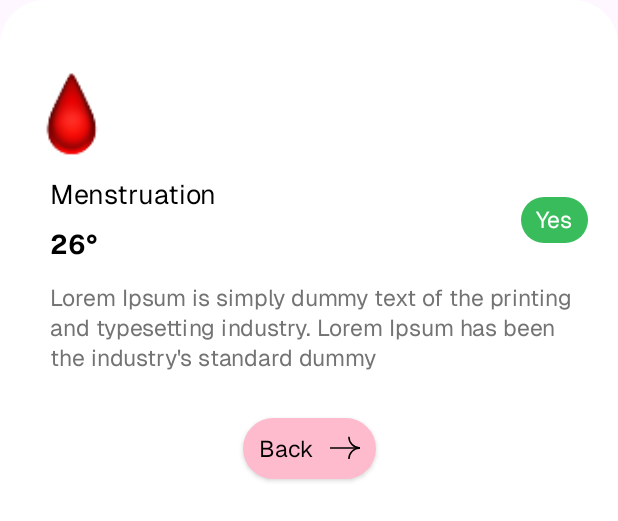
After one commit to AD0608/Basal-Body, an Android app built with Jetpack Compose: the layout activity_details_bottom_sheet_dialog.xml on its own in the app's theme, with its tools: preview values and no code run, on a phone screen of 412 x 824 dp. The commit adds this screen. Shown: the top 521 px of the screen. Run offline under Robolectric (Android 15) with nearby library versions, the phone set to English and light mode, and no system bars; Roboto replaces fonts that are not available here.

Commit message:
Added activity detail popup

```diff
--- a/app/src/main/java/com/basalbody/app/base/BaseBottomSheetDialogFragment.kt
+++ b/app/src/main/java/com/basalbody/app/base/BaseBottomSheetDialogFragment.kt
@@ -142,7 +142,7 @@ abstract class BaseBottomSheetDialogFragment<V : BaseViewModel, B : ViewBinding>
             )
         )
         if (::rootView.isInitialized) {
-            frameLayout?.let { blurRadius(rootView, context = mActivity, it, 8f) }
+            frameLayout?.let { blurRadius(rootView, context = mActivity, it, 15f) }
         }
 
         val blurViewLayoutParams = FrameLayout.LayoutParams(
@@ -153,8 +153,6 @@ abstract class BaseBottomSheetDialogFragment<V : BaseViewModel, B : ViewBinding>
             ConstraintLayout.LayoutParams.MATCH_PARENT,
             ConstraintLayout.LayoutParams.WRAP_CONTENT
         )
-        layoutParam.rightMargin = CommonUtils.dpToPx(mActivity, 24)
-        layoutParam.leftMargin = CommonUtils.dpToPx(mActivity, 24)
         binding.root.layoutParams = layoutParam
 
         requireActivity().addContentView(frameLayout, blurViewLayoutParams)
--- /dev/null
+++ b/app/src/main/java/com/basalbody/app/ui/home/bottomsheet/ActivityDetailsBottomSheetDialog.kt
@@ -0,0 +1,47 @@
+package com.basalbody.app.ui.home.bottomsheet
+
+import android.view.ViewGroup
+import androidx.fragment.app.FragmentActivity
+import com.basalbody.app.base.BaseBottomSheetDialogFragment
+import com.basalbody.app.databinding.ActivityDetailsBottomSheetDialogBinding
+import com.basalbody.app.extensions.onSafeClick
+import com.basalbody.app.ui.home.viewmodel.HomeViewModel
+import kotlin.reflect.KClass
+
+class ActivityDetailsBottomSheetDialog : BaseBottomSheetDialogFragment<HomeViewModel, ActivityDetailsBottomSheetDialogBinding>(
+    inflate = ActivityDetailsBottomSheetDialogBinding::inflate,
+    isCancel = true,
+    isDraggable = true,
+    isPreventBackButton = false
+) {
+
+    var callBack: (() -> Unit)? = null
+
+    companion object {
+        fun newInstance(
+            rootView: ViewGroup,
+            activity: FragmentActivity,
+            callBack: (() -> Unit)
+        ) = ActivityDetailsBottomSheetDialog().apply {
+            this.rootView = rootView
+            this.mActivity = activity
+            this.callBack = callBack
+        }
+    }
+
+    override val modelClass: KClass<HomeViewModel>
+        get() = HomeViewModel::class
+
+    override fun initControls() {
+
+    }
+
+    override fun setOnClickListener() {
+        binding.apply {
+            btnBack onSafeClick {
+                callBack?.invoke()
+                dismiss()
+            }
+        }
+    }
+}
--- a/app/src/main/java/com/basalbody/app/ui/home/fragment/CalenderFragment.kt
+++ b/app/src/main/java/com/basalbody/app/ui/home/fragment/CalenderFragment.kt
@@ -14,6 +14,7 @@ import com.basalbody.app.extensions.onNoSafeClick
 import com.basalbody.app.extensions.onSafeClick
 import com.basalbody.app.extensions.visible
 import com.basalbody.app.ui.home.adapter.TodaysActivityListAdapter
+import com.basalbody.app.ui.home.bottomsheet.ActivityDetailsBottomSheetDialog
 import com.basalbody.app.ui.home.viewmodel.HomeViewModel
 import com.basalbody.app.utils.BasalTextView
 import com.kizitonwose.calendar.core.CalendarDay
@@ -135,7 +136,9 @@ class CalenderFragment :
     }
 
     private fun onItemClick(item : String) {
+        ActivityDetailsBottomSheetDialog.newInstance(binding.root, requireActivity(), callBack = {
 
+        }).show(requireActivity().supportFragmentManager, "ActivityDetailsBottomSheetDialog")
     }
 }
 
--- a/app/src/main/res/drawable/bottomsheet_bg.xml
+++ b/app/src/main/res/drawable/bottomsheet_bg.xml
@@ -3,6 +3,6 @@
     android:shape="rectangle">
     <solid android:color="@color/white" />
     <corners
-        android:topLeftRadius="@dimen/dp_32"
-        android:topRightRadius="@dimen/dp_32" />
+        android:topLeftRadius="@dimen/dp_30"
+        android:topRightRadius="@dimen/dp_30" />
 </shape>
--- /dev/null
+++ b/app/src/main/res/layout/activity_details_bottom_sheet_dialog.xml
@@ -0,0 +1,98 @@
+<?xml version="1.0" encoding="utf-8"?>
+<androidx.constraintlayout.widget.ConstraintLayout xmlns:android="http://schemas.android.com/apk/res/android"
+    xmlns:app="http://schemas.android.com/apk/res-auto"
+    android:layout_width="match_parent"
+    android:layout_height="wrap_content"
+    android:id="@+id/constraintMain"
+    android:background="@drawable/bottomsheet_bg"
+    android:padding="@dimen/dp_20">
+
+    <androidx.appcompat.widget.AppCompatImageView
+        android:id="@+id/imgActivityIcon"
+        android:layout_width="@dimen/dp_56"
+        android:layout_height="@dimen/dp_56"
+        android:layout_marginTop="@dimen/dp_28"
+        android:src="@drawable/ic_menstruation"
+        app:layout_constraintStart_toStartOf="parent"
+        app:layout_constraintTop_toTopOf="parent" />
+
+    <com.basalbody.app.utils.BasalTextView
+        android:id="@+id/tvActivityTitle"
+        android:layout_width="@dimen/dp_0"
+        android:layout_height="wrap_content"
+        android:layout_marginTop="@dimen/dp_14"
+        android:text="Menstruation"
+        android:layout_marginStart="@dimen/dp_13"
+        android:textColor="@color/black"
+        android:textSize="@dimen/sp_18"
+        android:layout_marginEnd="@dimen/dp_10"
+        app:layout_constraintEnd_toStartOf="@id/tvActivityStatus"
+        app:layout_constraintStart_toStartOf="parent"
+        app:layout_constraintTop_toBottomOf="@id/imgActivityIcon"
+        app:textStyle="normal" />
+
+    <com.basalbody.app.utils.BasalTextView
+        android:id="@+id/tvActivityTemperature"
+        android:layout_width="@dimen/dp_0"
+        android:layout_height="wrap_content"
+        android:layout_marginTop="@dimen/dp_10"
+        android:text="26°"
+        android:textColor="@color/black"
+        android:layout_marginStart="@dimen/dp_13"
+        android:layout_marginEnd="@dimen/dp_10"
+        android:textSize="@dimen/sp_18"
+        app:layout_constraintEnd_toStartOf="@id/tvActivityStatus"
+        app:layout_constraintStart_toStartOf="parent"
+        app:layout_constraintTop_toBottomOf="@id/tvActivityTitle"
+        app:textStyle="bold" />
+
+    <com.basalbody.app.utils.BasalTextView
+        android:id="@+id/tvActivityStatus"
+        android:layout_width="0dp"
+        android:layout_height="wrap_content"
+        android:background="@drawable/bg_rounded_corners"
+        android:backgroundTint="#39BC5C"
+        android:paddingHorizontal="@dimen/dp_10"
+        android:paddingVertical="@dimen/dp_5"
+        android:text="Yes"
+        android:textColor="@color/white"
+        android:textSize="@dimen/sp_15"
+        app:layout_constraintBottom_toBottomOf="@id/tvActivityTemperature"
+        app:layout_constraintEnd_toEndOf="parent"
+        app:layout_constraintTop_toTopOf="@id/tvActivityTitle"
+        app:textStyle="normal" />
+
+    <com.basalbody.app.utils.BasalTextView
+        android:id="@+id/tvActivityDescription"
+        android:layout_width="@dimen/dp_0"
+        android:layout_height="wrap_content"
+        android:layout_marginTop="@dimen/dp_14"
+        android:text="@string/dummy_lorem_ipsum"
+        android:layout_marginStart="@dimen/dp_13"
+        android:textColor="@color/color737373"
+        android:textSize="@dimen/sp_15"
+        android:layout_marginEnd="@dimen/dp_10"
+        app:layout_constraintEnd_toEndOf="parent"
+        app:layout_constraintStart_toStartOf="parent"
+        app:layout_constraintTop_toBottomOf="@id/tvActivityTemperature"
+        app:textStyle="normal" />
+
+    <androidx.appcompat.widget.AppCompatButton
+        android:id="@+id/btnBack"
+        style="@style/FilledButtonTheme"
+        android:layout_width="wrap_content"
+        android:layout_height="wrap_content"
+        android:layout_marginTop="@dimen/dp_30"
+        android:fontFamily="@font/geist_regular"
+        android:paddingHorizontal="@dimen/dp_10"
+        android:paddingVertical="@dimen/dp_10"
+        android:text="@string/btn_back"
+        android:textColor="@color/black"
+        android:textSize="@dimen/sp_15"
+        android:layout_marginBottom="@dimen/dp_12"
+        app:layout_constraintStart_toStartOf="parent"
+        app:layout_constraintEnd_toEndOf="parent"
+        app:layout_constraintTop_toBottomOf="@id/tvActivityDescription"
+        app:layout_constraintBottom_toBottomOf="parent"/>
+
+</androidx.constraintlayout.widget.ConstraintLayout>
--- a/app/src/main/res/values/colors.xml
+++ b/app/src/main/res/values/colors.xml
@@ -14,12 +14,13 @@
     <color name="colorPinkDC3556">#DC3556</color>
     <color name="color070707">#070707</color>
     <color name="colorB3B3B3">#B3B3B3</color>
+    <color name="color737373">#737373</color>
 
 
 
     <color name="colorSecondary">#204F70</color>
     <color name="colorSecondary4">#E9EDF1</color>
-    <color name="blurColor">#804C708C</color>
+    <color name="blurColor">#91000000</color>
     <color name="textColor">#010D15</color>
     <color name="textColorGray">#6601021B</color>
     <color name="transparent">#00000000</color>
--- a/app/src/main/res/values/strings.xml
+++ b/app/src/main/res/values/strings.xml
@@ -118,4 +118,5 @@
     <string name="label_temperature_trend">Temperature trend</string>
     <string name="label_today">Today</string>
     <string name="label_add_activity">Add Activity</string>
+    <string name="btn_back">Back</string>
 </resources>
```
